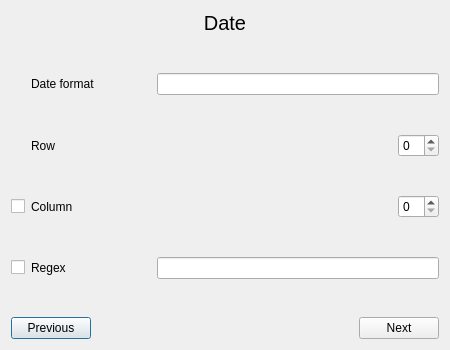
Above: gui/designer/new_sensor_model_date.ui from jacob-kamminga/AI-Sensus before the change. Below: the same form after it.
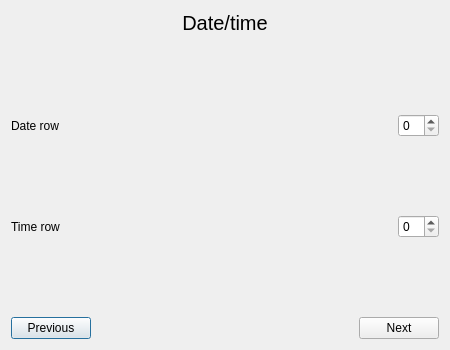
That is the form after the change.

Commit message: Implement datefinder for parsing sensor data

```diff
--- a/gui/designer/new_sensor_model_date.ui
+++ b/gui/designer/new_sensor_model_date.ui
@@ -41,7 +41,7 @@
       </font>
      </property>
      <property name="text">
-      <string>Date</string>
+      <string>Date/time</string>
      </property>
      <property name="alignment">
       <set>Qt::AlignCenter</set>
@@ -65,32 +65,28 @@
     </spacer>
    </item>
    <item row="1" column="0" colspan="3">
-    <layout class="QGridLayout" name="gridLayout" columnminimumwidth="0,120,0">
-     <item row="6" column="1">
-      <widget class="QLabel" name="label_column">
-       <property name="text">
-        <string>Column</string>
-       </property>
-      </widget>
-     </item>
+    <layout class="QGridLayout" name="gridLayout">
      <item row="4" column="1">
-      <widget class="QLabel" name="label_row">
-       <property name="text">
-        <string>Row</string>
-       </property>
-      </widget>
+      <layout class="QHBoxLayout" name="horizontalLayout_2">
+       <item>
+        <spacer name="horizontalSpacer_2">
+         <property name="orientation">
+          <enum>Qt::Horizontal</enum>
+         </property>
+         <property name="sizeHint" stdset="0">
+          <size>
+           <width>40</width>
+           <height>20</height>
+          </size>
+         </property>
+        </spacer>
+       </item>
+       <item>
+        <widget class="QSpinBox" name="spinBox_time_row"/>
+       </item>
+      </layout>
      </item>
-     <item row="1" column="1">
-      <widget class="QLabel" name="label_format">
-       <property name="text">
-        <string>Date format</string>
-       </property>
-      </widget>
-     </item>
-     <item row="1" column="2">
-      <widget class="QLineEdit" name="lineEdit_format"/>
-     </item>
-     <item row="2" column="2">
+     <item row="0" column="1">
       <spacer name="verticalSpacer_4">
        <property name="orientation">
         <enum>Qt::Vertical</enum>
@@ -103,27 +99,21 @@
        </property>
       </spacer>
      </item>
-     <item row="5" column="2">
-      <spacer name="verticalSpacer_2">
-       <property name="orientation">
-        <enum>Qt::Vertical</enum>
+     <item row="2" column="0">
+      <widget class="QLabel" name="label_date_row">
+       <property name="text">
+        <string>Date row</string>
        </property>
-       <property name="sizeHint" stdset="0">
-        <size>
-         <width>20</width>
-         <height>40</height>
-        </size>
-       </property>
-      </spacer>
+      </widget>
      </item>
-     <item row="6" column="0">
-      <widget class="QCheckBox" name="checkBox_column">
+     <item row="4" column="0">
+      <widget class="QLabel" name="label_time_row">
        <property name="text">
-        <string/>
+        <string>Time row</string>
        </property>
       </widget>
      </item>
-     <item row="7" column="2">
+     <item row="5" column="1">
       <spacer name="verticalSpacer_3">
        <property name="orientation">
         <enum>Qt::Vertical</enum>
@@ -136,37 +126,7 @@
        </property>
       </spacer>
      </item>
-     <item row="8" column="0">
-      <widget class="QCheckBox" name="checkBox_regex">
-       <property name="text">
-        <string/>
-       </property>
-      </widget>
-     </item>
-     <item row="8" column="1">
-      <widget class="QLabel" name="label_regex">
-       <property name="text">
-        <string>Regex</string>
-       </property>
-      </widget>
-     </item>
-     <item row="8" column="2">
-      <widget class="QLineEdit" name="lineEdit_regex"/>
-     </item>
-     <item row="9" column="2">
-      <spacer name="verticalSpacer">
-       <property name="orientation">
-        <enum>Qt::Vertical</enum>
-       </property>
-       <property name="sizeHint" stdset="0">
-        <size>
-         <width>20</width>
-         <height>40</height>
-        </size>
-       </property>
-      </spacer>
-     </item>
-     <item row="4" column="2">
+     <item row="2" column="1">
       <layout class="QHBoxLayout" name="horizontalLayout">
        <item>
         <spacer name="horizontalSpacer">
@@ -186,28 +146,8 @@
        </item>
       </layout>
      </item>
-     <item row="6" column="2">
-      <layout class="QHBoxLayout" name="horizontalLayout_2">
-       <item>
-        <spacer name="horizontalSpacer_2">
-         <property name="orientation">
-          <enum>Qt::Horizontal</enum>
-         </property>
-         <property name="sizeHint" stdset="0">
-          <size>
-           <width>40</width>
-           <height>20</height>
-          </size>
-         </property>
-        </spacer>
-       </item>
-       <item>
-        <widget class="QSpinBox" name="spinBox_column"/>
-       </item>
-      </layout>
-     </item>
-     <item row="0" column="2">
-      <spacer name="verticalSpacer_5">
+     <item row="3" column="1">
+      <spacer name="verticalSpacer_2">
        <property name="orientation">
         <enum>Qt::Vertical</enum>
        </property>
```
Left out of the diff: 2 changed lines with no effect on the pictures. The commit also changes 6 other files.
